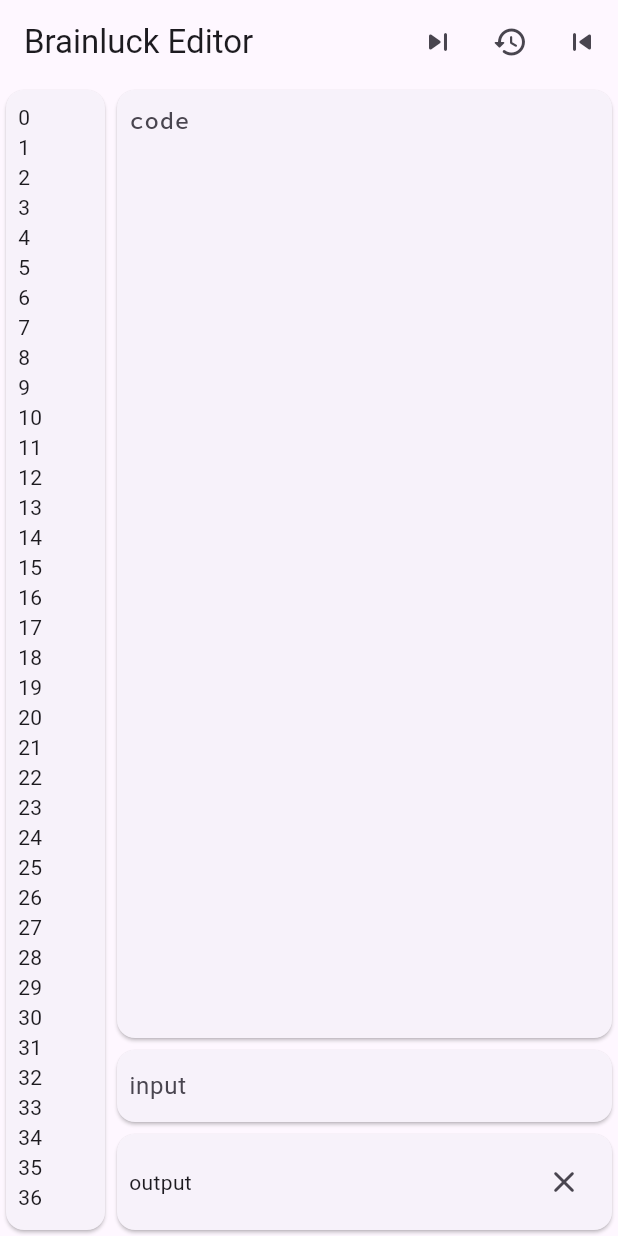
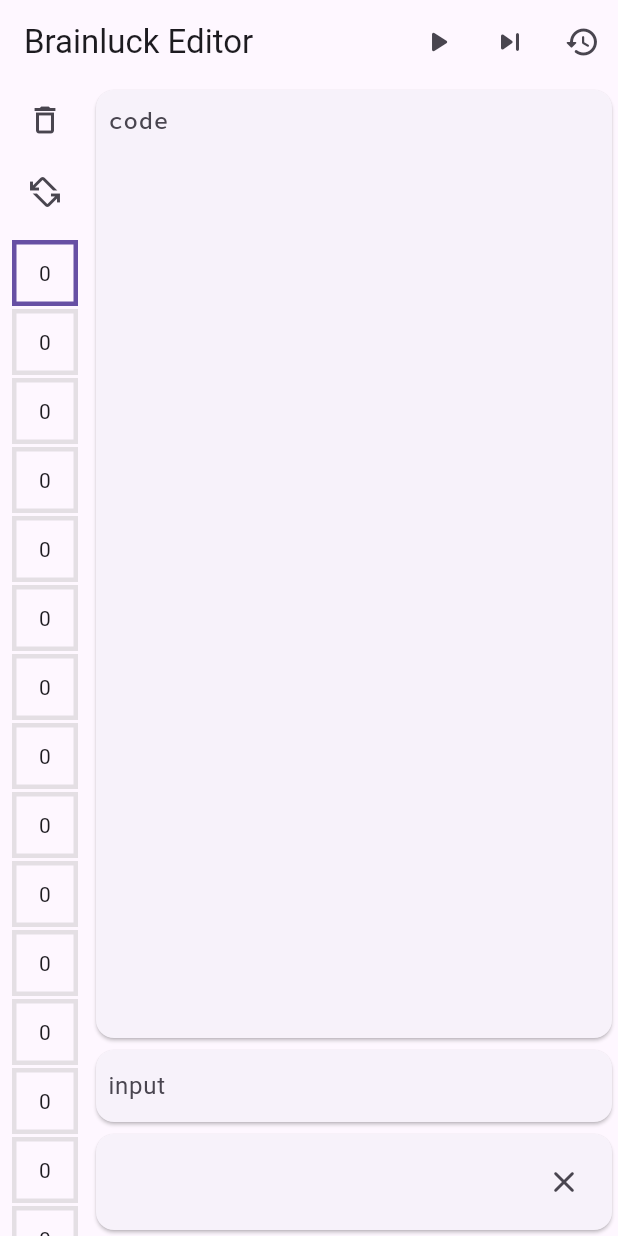
Before and after one commit to matyjb/brainluck_editor, a Flutter app: the screen it shows after launch, on a phone screen of 412 x 824 dp. Run offline on Flutter 3.47's test engine with Material 2 defaults, Android fonts, the phone set to English and light mode, and no system bars; drawn by our look-alikes of scrollable_positioned_list; our stand-ins replace bloc, flutter_bloc, freezed_annotation.

Commit message:
action buttons, code editor bug fix, data cells explorer
code editor no longer moves the cursor to the end all the time

```diff
--- a/lib/logic/bf_cubit/bf_cubit.dart
+++ b/lib/logic/bf_cubit/bf_cubit.dart
@@ -44,6 +44,7 @@ class BfCubit extends Cubit<BfState> {
   resetData() {
     emit(state.copyWith(
       data: List.generate(stripSize, (_) => 0),
+      dpointer: 0,
     ));
   }
 
--- a/lib/presentation/screens/home/home.dart
+++ b/lib/presentation/screens/home/home.dart
@@ -1,4 +1,5 @@
 import 'package:brainluck_editor/logic/bf_cubit/bf_cubit.dart';
+import 'package:brainluck_editor/presentation/screens/home/widgets/action_buttons.dart';
 import 'package:brainluck_editor/presentation/screens/home/widgets/bf_code_editor.dart';
 import 'package:brainluck_editor/presentation/screens/home/widgets/bf_data_explorer.dart';
 import 'package:brainluck_editor/presentation/screens/home/widgets/bf_input_field.dart';
@@ -18,27 +19,14 @@ class HomeScreen extends StatelessWidget {
         builder: (context) => Scaffold(
           appBar: AppBar(
             title: const Text("Brainluck Editor"),
-              actions: [
-                // IconButton(
-                //   onPressed: context.read<BfCubit>().execute,
-                //   icon: const Icon(Icons.play_arrow_rounded),
-                // ),
-                IconButton(
-                  onPressed: context.read<BfCubit>().executeOne,
-                  icon: const Icon(Icons.skip_next_rounded),
-                ),
+            actions: const [
+              BfExecuteActionButton(),
+              BfExecuteOneActionButton(),
               // IconButton(
               //   onPressed: () {}, // TODO: stop execute()
               //   icon: const Icon(Icons.stop_rounded),
               // ),
-                IconButton(
-                  onPressed: context.read<BfCubit>().resetInsPointer,
-                  icon: const Icon(Icons.restore_rounded),
-                ),
-                IconButton(
-                  onPressed: context.read<BfCubit>().resetData,
-                  icon: const Icon(Icons.skip_previous_rounded),
-                ),
+              BfResetInsPointerActionButton(),
             ],
           ),
           body: Center(
@@ -66,7 +54,7 @@ class HomeScreen extends StatelessWidget {
               ],
             ),
           ),
-          )
+        ),
       ),
     );
   }
--- /dev/null
+++ b/lib/presentation/screens/home/widgets/action_buttons.dart
@@ -0,0 +1,91 @@
+import 'package:brainluck_editor/logic/bf_cubit/bf_cubit.dart';
+import 'package:flutter/material.dart';
+import 'package:flutter_bloc/flutter_bloc.dart';
+
+class BfActionButton extends StatelessWidget {
+  final Function() onPressed;
+  final String tooltip;
+  final IconData icon;
+  const BfActionButton({
+    super.key,
+    required this.onPressed,
+    required this.tooltip,
+    required this.icon,
+  });
+
+  @override
+  Widget build(BuildContext context) {
+    return Tooltip(
+      message: tooltip,
+      child: IconButton(
+        onPressed: onPressed,
+        icon: Icon(icon),
+      ),
+    );
+  }
+}
+
+class BfClearOutputActionButton extends StatelessWidget {
+  const BfClearOutputActionButton({super.key});
+
+  @override
+  Widget build(BuildContext context) {
+    return BfActionButton(
+      onPressed: context.read<BfCubit>().clearOutput,
+      tooltip: "Clear output",
+      icon: Icons.clear_rounded,
+    );
+  }
+}
+
+class BfClearDataActionButton extends StatelessWidget {
+  const BfClearDataActionButton({super.key});
+
+  @override
+  Widget build(BuildContext context) {
+    return BfActionButton(
+      onPressed: context.read<BfCubit>().resetData,
+      tooltip: "Reset cells",
+      icon: Icons.delete_outline_outlined,
+    );
+  }
+}
+
+class BfExecuteOneActionButton extends StatelessWidget {
+  const BfExecuteOneActionButton({super.key});
+
+  @override
+  Widget build(BuildContext context) {
+    return BfActionButton(
+      onPressed: context.read<BfCubit>().executeOne,
+      tooltip: "Run one instruction",
+      icon: Icons.skip_next_rounded,
+    );
+  }
+}
+
+class BfExecuteActionButton extends StatelessWidget {
+  const BfExecuteActionButton({super.key});
+
+  @override
+  Widget build(BuildContext context) {
+    return BfActionButton(
+      onPressed: context.read<BfCubit>().execute,
+      tooltip: "Run",
+      icon: Icons.play_arrow_rounded,
+    );
+  }
+}
+
+class BfResetInsPointerActionButton extends StatelessWidget {
+  const BfResetInsPointerActionButton({super.key});
+
+  @override
+  Widget build(BuildContext context) {
+    return BfActionButton(
+      onPressed: context.read<BfCubit>().resetInsPointer,
+      tooltip: "Reset instruction pointer",
+      icon: Icons.restore_rounded,
+    );
+  }
+}
--- a/lib/presentation/screens/home/widgets/bf_code_editor.dart
+++ b/lib/presentation/screens/home/widgets/bf_code_editor.dart
@@ -19,10 +19,16 @@ class _BfCodeEditorState extends State<BfCodeEditor> {
   );
 
   @override
+  void initState() {
+    super.initState();
+    _controller.text = context.read<BfCubit>().state.instructions;
+  }
+
+  @override
   Widget build(BuildContext context) {
     return BfInstructionsListener(
       listener: (_, state) {
-        _controller.text = state.instructions;
+        _controller.value = _controller.value.copyWith(text: state.instructions);
         _controller.selectedCharIndex = state.ipointer == -1 ? null : state.ipointer;
       },
       child: TextField(
--- /dev/null
+++ b/lib/presentation/screens/home/widgets/bf_data_cell.dart
@@ -0,0 +1,27 @@
+import 'package:flutter/material.dart';
+
+class BfDataCell extends StatelessWidget {
+  final int value;
+  final bool highlighted;
+  const BfDataCell({super.key, required this.value, this.highlighted = false});
+
+  @override
+  Widget build(BuildContext context) {
+    return Container(
+      decoration: BoxDecoration(
+        border: Border.all(
+          color: highlighted
+              ? Theme.of(context).colorScheme.primary
+              : Theme.of(context).highlightColor,
+          width: 3,
+        ),
+      ),
+      child: AspectRatio(
+        aspectRatio: 1,
+        child: Center(
+          child: Text(value.toString()),
+        ),
+      ),
+    );
+  }
+}
--- a/lib/presentation/screens/home/widgets/bf_data_explorer.dart
+++ b/lib/presentation/screens/home/widgets/bf_data_explorer.dart
@@ -1,19 +1,75 @@
-import 'package:brainluck_editor/presentation/widgets/c_card.dart';
+import 'package:brainluck_editor/constants.dart';
+import 'package:brainluck_editor/logic/bf_cubit/bf_cubit.dart';
+import 'package:brainluck_editor/presentation/screens/home/widgets/action_buttons.dart';
 import 'package:flutter/material.dart';
+import 'package:flutter/scheduler.dart';
+import 'package:flutter_bloc/flutter_bloc.dart';
+import 'package:brainluck_editor/presentation/screens/home/widgets/bf_data_cell.dart';
+import 'package:scrollable_positioned_list/scrollable_positioned_list.dart';
 
-class BfDataExplorer extends StatelessWidget {
-  const BfDataExplorer({
-    super.key,
-  });
+class BfDataExplorer extends StatefulWidget {
+  const BfDataExplorer({super.key});
+
+  @override
+  State<BfDataExplorer> createState() => _BfDataExplorerState();
+}
+
+class _BfDataExplorerState extends State<BfDataExplorer> {
+  final _itemScrollController = ItemScrollController();
+
+  void _scrollToCurrent() {
+    _itemScrollController.scrollTo(
+      index: context.read<BfCubit>().state.dpointer,
+      duration: const Duration(milliseconds: 200),
+      alignment: 0.5,
+    );
+  }
+
+  @override
+  void initState() {
+    super.initState();
+    if (context.read<BfCubit>().state.dpointer != 0) {
+      SchedulerBinding.instance.addPostFrameCallback((_) {
+        _scrollToCurrent();
+      });
+    }
+  }
 
   @override
   Widget build(BuildContext context) {
-    return CCard(
+    return BlocListener<BfCubit, BfState>(
+      listener: (context, state) => _scrollToCurrent(),
+      listenWhen: (prev, curr) => prev.dpointer != curr.dpointer,
       child: ConstrainedBox(
-        constraints: const BoxConstraints(maxWidth: 50),
-        child: ListView.builder(
-          itemCount: 100,
-          itemBuilder: (_, i) => Text(i.toString()),
+        constraints: const BoxConstraints(maxWidth: 60),
+        child: Column(
+          children: [
+            const BfClearDataActionButton(),
+            BfActionButton(
+              onPressed: _scrollToCurrent,
+              tooltip: "scroll to pointer",
+              icon: Icons.screen_rotation_alt_outlined,
+            ),
+            Expanded(
+              child: ScrollablePositionedList.separated(
+                itemScrollController: _itemScrollController,
+                padding: const EdgeInsets.all(8),
+                itemCount: stripSize,
+                itemBuilder: (_, i) => BlocBuilder<BfCubit, BfState>(
+                  builder: (context, state) => BfDataCell(
+                    value: state.data[i],
+                    highlighted: state.dpointer == i,
+                  ),
+                  buildWhen: (prev, curr) =>
+                      // cell value changed
+                      prev.data[i] != curr.data[i] ||
+                      // or pointer started/stopped pointing to i'th cell
+                      ((prev.dpointer == i) ^ (curr.dpointer == i)),
+                ),
+                separatorBuilder: (_, __) => const SizedBox(height: 2),
+              ),
+            ),
+          ],
         ),
       ),
     );
--- a/lib/presentation/screens/home/widgets/bf_input_field.dart
+++ b/lib/presentation/screens/home/widgets/bf_input_field.dart
@@ -1,19 +1,40 @@
+import 'package:brainluck_editor/logic/bf_cubit/bf_cubit.dart';
 import 'package:flutter/material.dart';
+import 'package:flutter_bloc/flutter_bloc.dart';
 
-class BfInputField extends StatelessWidget {
-  const BfInputField({
-    super.key,
-  });
+class BfInputField extends StatefulWidget {
+  const BfInputField({super.key});
+
+  @override
+  State<BfInputField> createState() => _BfInputFieldState();
+}
+
+class _BfInputFieldState extends State<BfInputField> {
+  final _controller = TextEditingController();
+
+  @override
+  void initState() {
+    super.initState();
+    _controller.text = context.read<BfCubit>().state.input;
+  }
 
   @override
   Widget build(BuildContext context) {
-    return const TextField(
-      decoration: InputDecoration(
-        hintText: "input",
-        isDense: true,
-        disabledBorder: InputBorder.none,
-        border: InputBorder.none,
-        focusedBorder: InputBorder.none,
+    return BlocListener<BfCubit, BfState>(
+      listener: (context, state) {
+        _controller.value =
+            _controller.value.copyWith(text: state.instructions);
+      },
+      child: TextField(
+        controller: _controller,
+        onChanged: context.read<BfCubit>().setInput,
+        decoration: const InputDecoration(
+          hintText: "input",
+          isDense: true,
+          disabledBorder: InputBorder.none,
+          border: InputBorder.none,
+          focusedBorder: InputBorder.none,
+        ),
       ),
     );
   }
--- a/lib/presentation/screens/home/widgets/bf_output_field.dart
+++ b/lib/presentation/screens/home/widgets/bf_output_field.dart
@@ -1,21 +1,21 @@
 import 'package:brainluck_editor/logic/bf_cubit/bf_cubit.dart';
+import 'package:brainluck_editor/presentation/screens/home/widgets/action_buttons.dart';
 import 'package:flutter/material.dart';
 import 'package:flutter_bloc/flutter_bloc.dart';
 
 class BfOutputField extends StatelessWidget {
-  const BfOutputField({
-    super.key,
-  });
+  const BfOutputField({super.key});
 
   @override
   Widget build(BuildContext context) {
     return Row(
       children: [
-        const Expanded(child: Text("output")),
-        IconButton(
-          onPressed: context.read<BfCubit>().clearOutput,
-          icon: const Icon(Icons.clear_rounded),
+        Expanded(
+          child: BlocBuilder<BfCubit, BfState>(
+            builder: (context, state) => Text(state.output),
+          ),
         ),
+        const BfClearOutputActionButton(),
       ],
     );
   }
--- a/lib/presentation/screens/home/widgets/bf_text_controller.dart
+++ b/lib/presentation/screens/home/widgets/bf_text_controller.dart
@@ -1,4 +1,6 @@
 import 'package:flutter/material.dart';
+
+/// based on rich_text_controller package
 
 /// a custom controller based on [TextEditingController] used to activly style input text based on regex patterns and word matching
 /// with some custom features.
@@ -166,7 +168,7 @@ class BfTextController extends TextEditingController {
             ),
             TextSpan(
               text: child.text?[_selectedCharIndex! - s] ?? '',
-              style: const TextStyle(color: Colors.blue),
+              style: TextStyle(color: Theme.of(context).colorScheme.primary),
             ),
             TextSpan(
               text: child.text?.substring(_selectedCharIndex! - s + 1) ?? '',
--- a/pubspec.yaml
+++ b/pubspec.yaml
@@ -37,6 +37,7 @@ dependencies:
   freezed_annotation: ^2.4.1
   json_annotation: ^4.8.1
   rich_text_controller: ^1.4.2
+  scrollable_positioned_list: ^0.3.8
 
 dev_dependencies:
   build_runner: ^2.4.6
@@ -78,6 +79,5 @@ flutter:
     - family: SourceCodePro
       fonts:
         - asset: assets/fonts/SourceCodePro-Medium.ttf
-  #
   # For details regarding fonts from package dependencies,
   # see https://flutter.dev/custom-fonts/#from-packages
```
Also changed, not shown: pubspec.lock. Lines whose indentation alone changed are shown as unchanged.
